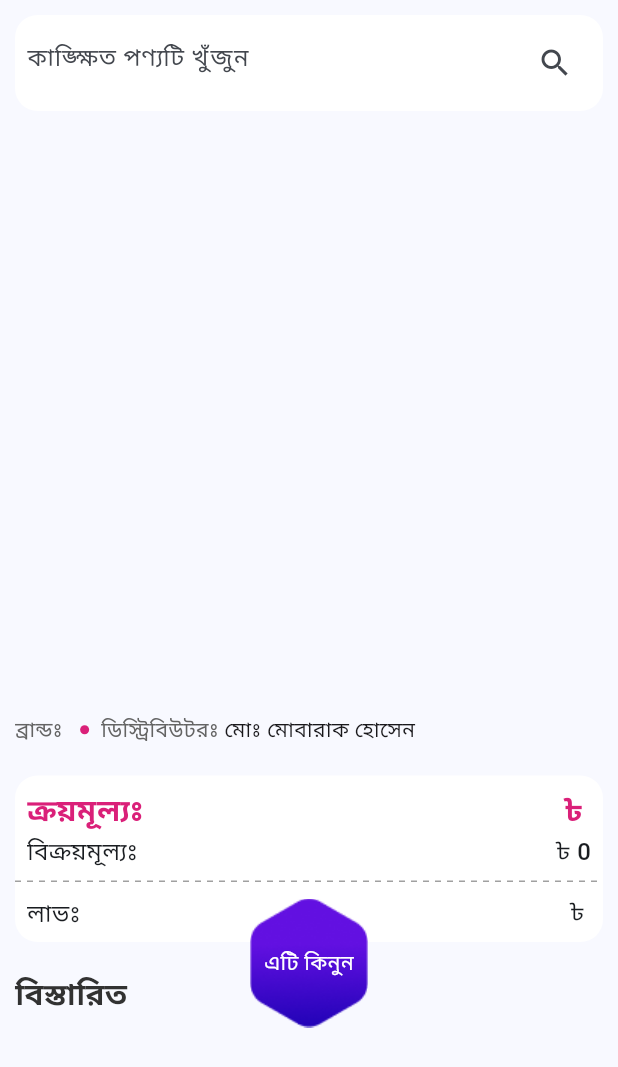
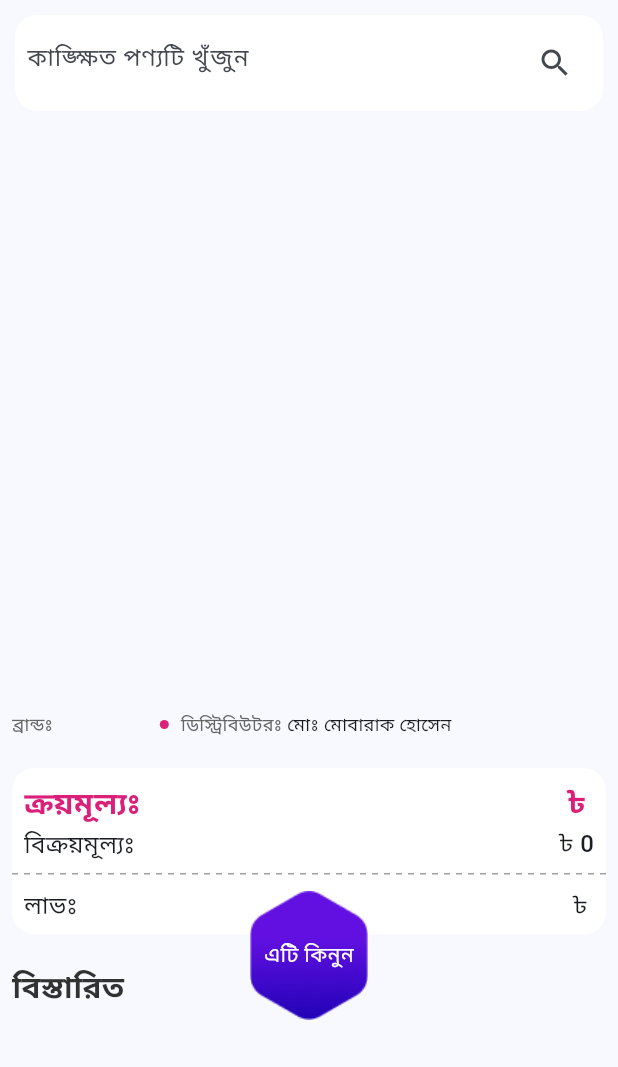
Before and after one commit to sakib556/Product-Search-Pagination-App, a Flutter app: the ProductDetails widget shown alone on an empty page, opened directly with empty values, on a phone screen of 412 x 824 dp. Shown: the top 1067 px of the screen. Run offline on Flutter 3.47's test engine with Material 2 defaults, Android fonts, the phone set to English and light mode, and no system bars; drawn by our look-alikes of carousel_slider, dotted_line, flutter_html; our stand-ins replace bloc, cached_network_image, flutter_bloc; network calls fail.

Commit message:
some bugs solved

```diff
--- a/lib/views/screens/product_details/components/text_with_title.dart
+++ b/lib/views/screens/product_details/components/text_with_title.dart
@@ -2,22 +2,36 @@ import 'package:flutter/material.dart';
 import 'package:grocery_app/constant/my_colors.dart';
 
 class TextWithTitle extends StatelessWidget {
-  const TextWithTitle({super.key, required this.title, required this.value});
+  const TextWithTitle(
+      {super.key,
+      required this.title,
+      required this.value,
+      this.isTextEllipsis = false});
   final String title;
   final String value;
+  final bool isTextEllipsis;
   @override
   Widget build(BuildContext context) {
-    return Text.rich(
-      TextSpan(
-        text: title,
-        style: const TextStyle(color: MyColors.deepGrey),
-        children: [
-          TextSpan(
-            text: value,
-            style: const TextStyle(color: MyColors.deep),
-          ),
-        ],
-      ),
+    return Row(
+      mainAxisSize: MainAxisSize.min,
+      children: [
+        Text(title,
+            style: const TextStyle(
+                fontSize: 12,
+                color: MyColors.deepGrey,
+                overflow: TextOverflow.ellipsis),
+            softWrap: false),
+        SizedBox(
+          width: isTextEllipsis ? 60 : null,
+          child: Text(value,
+              maxLines: 1,
+              style: const TextStyle(
+                  fontSize: 12,
+                  color: MyColors.deep,
+                  overflow: TextOverflow.ellipsis),
+              softWrap: false),
+        ),
+      ],
     );
   }
 }
--- a/lib/views/screens/product_details/product_details_screen.dart
+++ b/lib/views/screens/product_details/product_details_screen.dart
@@ -76,7 +76,7 @@ class ProductDetails extends StatelessWidget {
           Expanded(
             child: SingleChildScrollView(
               child: Padding(
-                padding: const EdgeInsets.all(10.0),
+                padding: const EdgeInsets.all(8.0),
                 child: Column(
                   children: [
                     ImageSlider(images: product.images),
@@ -148,6 +148,7 @@ class ProductDetails extends StatelessWidget {
     return Row(
       children: [
         TextWithTitle(
+          isTextEllipsis: true,
           title: "ব্রান্ডঃ ",
           value: product.brand.name,
         ),
--- a/lib/views/screens/search/components/product_card.dart
+++ b/lib/views/screens/search/components/product_card.dart
@@ -129,10 +129,10 @@ class ProductCard extends StatelessWidget {
               children: [
                 const SmallText(text: "ক্রয়"),
                 const SizedBox(
-                  width: 5,
+                  width: 3,
                 ),
                 Text(
-                  "৳ ${product.charge.currentCharge}",
+                  "৳${product.charge.currentCharge}",
                   style: const TextStyle(
                     fontSize: 16,
                     color: MyColors.pink,
@@ -144,7 +144,7 @@ class ProductCard extends StatelessWidget {
             RichText(
               text: TextSpan(
                 text:
-                    '৳ ${product.charge.discountCharge ?? product.charge.currentCharge}',
+                    '৳${product.charge.discountCharge ?? product.charge.currentCharge}',
                 style: const TextStyle(
                   fontSize: 12,
                   decoration: TextDecoration.lineThrough,
@@ -163,10 +163,10 @@ class ProductCard extends StatelessWidget {
               children: [
                 const SmallText(text: "বিক্রয়"),
                 const SizedBox(
-                  width: 5,
+                  width: 3,
                 ),
                 Text(
-                  "৳ ${product.charge.sellingPrice}",
+                  "৳${product.charge.sellingPrice}",
                   style: const TextStyle(
                       fontSize: 12,
                       color: MyColors.deepGrey,
@@ -178,13 +178,14 @@ class ProductCard extends StatelessWidget {
               children: [
                 const SmallText(text: "লাভ"),
                 const SizedBox(
-                  width: 5,
+                  width: 1,
                 ),
                 RichText(
                   text: TextSpan(
-                    text: '৳ ${product.charge.profit}',
+                    text: '৳${product.charge.profit}',
                     style: const TextStyle(
                         fontSize: 12,
+                        overflow: TextOverflow.ellipsis,
                         color: MyColors.deepGrey,
                         fontWeight: FontWeight.w600),
                   ),
--- a/lib/views/screens/search/search_screen.dart
+++ b/lib/views/screens/search/search_screen.dart
@@ -44,7 +44,7 @@ class _SearchScreenState extends State<SearchScreen> {
       body: SafeArea(
         child: Container(
           color: MyColors.background,
-          padding: const EdgeInsets.only(right: 10, left: 10),
+          padding: const EdgeInsets.only(right: 8, left: 8),
           child: Column(
             children: <Widget>[
               SearchBox(
@@ -54,6 +54,10 @@ class _SearchScreenState extends State<SearchScreen> {
                   productCubit(context).loadProducts();
                 },
               ),
+              const SizedBox(
+                height: 10,
+              ),
+
               const SizedBox(
                 height: 10,
               ),
```
